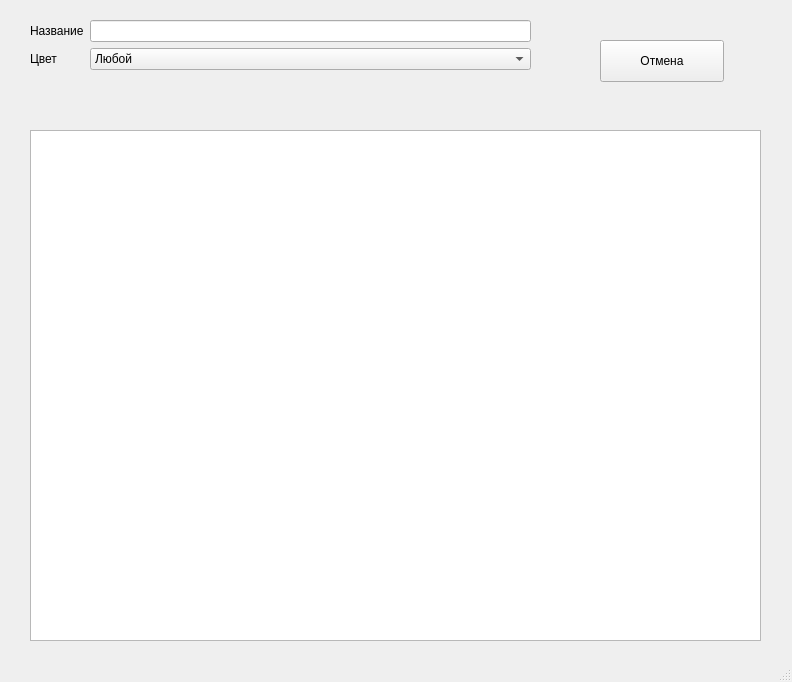
Qt form windows/search.ui (coder8080/t-o-f-t) before a commit.
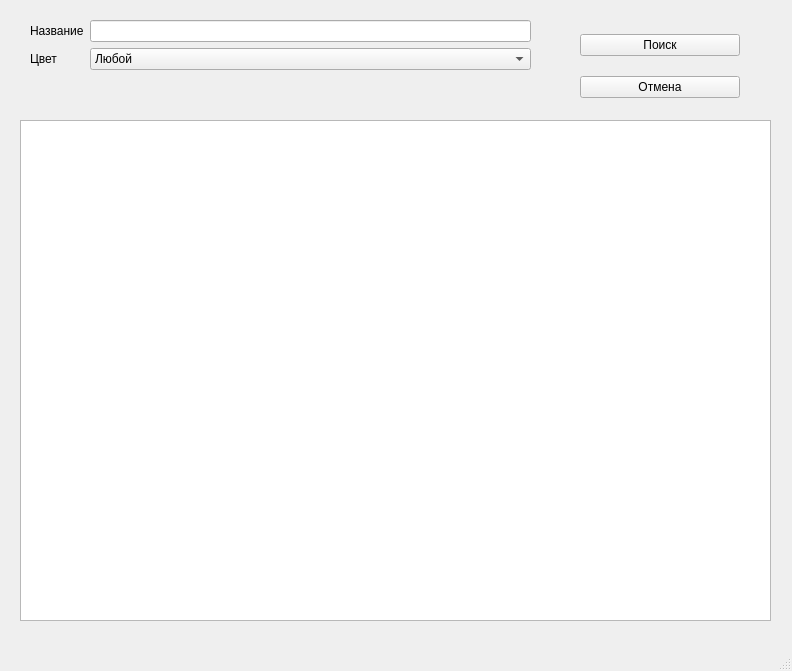
The same form after that commit.

Commit message: Поиск по записям

Patch:
```diff
--- a/windows/search.ui
+++ b/windows/search.ui
@@ -7,7 +7,7 @@
     <x>0</x>
     <y>0</y>
     <width>792</width>
-    <height>682</height>
+    <height>671</height>
    </rect>
   </property>
   <property name="windowTitle">
@@ -20,7 +20,7 @@
       <x>30</x>
       <y>20</y>
       <width>501</width>
-      <height>101</height>
+      <height>91</height>
      </rect>
     </property>
     <layout class="QFormLayout" name="formLayout">
@@ -52,28 +52,41 @@
      </item>
     </layout>
    </widget>
-   <widget class="QTableView" name="result_table">
+   <widget class="QWidget" name="verticalLayoutWidget">
     <property name="geometry">
      <rect>
-      <x>30</x>
-      <y>130</y>
-      <width>731</width>
-      <height>511</height>
+      <x>580</x>
+      <y>20</y>
+      <width>160</width>
+      <height>92</height>
      </rect>
     </property>
+    <layout class="QVBoxLayout" name="verticalLayout">
+     <item>
+      <widget class="QPushButton" name="search_button">
+       <property name="text">
+        <string>Поиск</string>
+       </property>
+      </widget>
+     </item>
+     <item>
+      <widget class="QPushButton" name="cancel_button">
+       <property name="text">
+        <string>Отмена</string>
+       </property>
+      </widget>
+     </item>
+    </layout>
    </widget>
-   <widget class="QPushButton" name="cancel_button">
+   <widget class="QTableWidget" name="table">
     <property name="geometry">
      <rect>
-      <x>600</x>
-      <y>40</y>
-      <width>124</width>
-      <height>42</height>
+      <x>20</x>
+      <y>120</y>
+      <width>751</width>
+      <height>501</height>
      </rect>
     </property>
-    <property name="text">
-     <string>Отмена</string>
-    </property>
    </widget>
   </widget>
   <widget class="QStatusBar" name="statusbar"/>
```
The commit also changes 2 other files.
